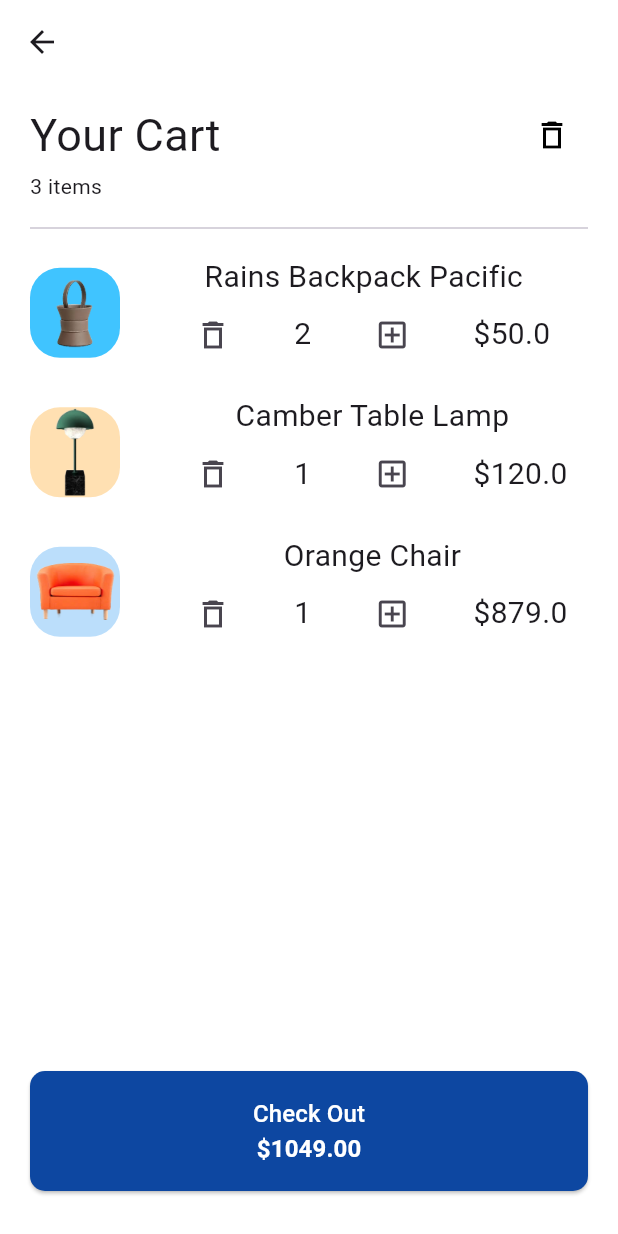
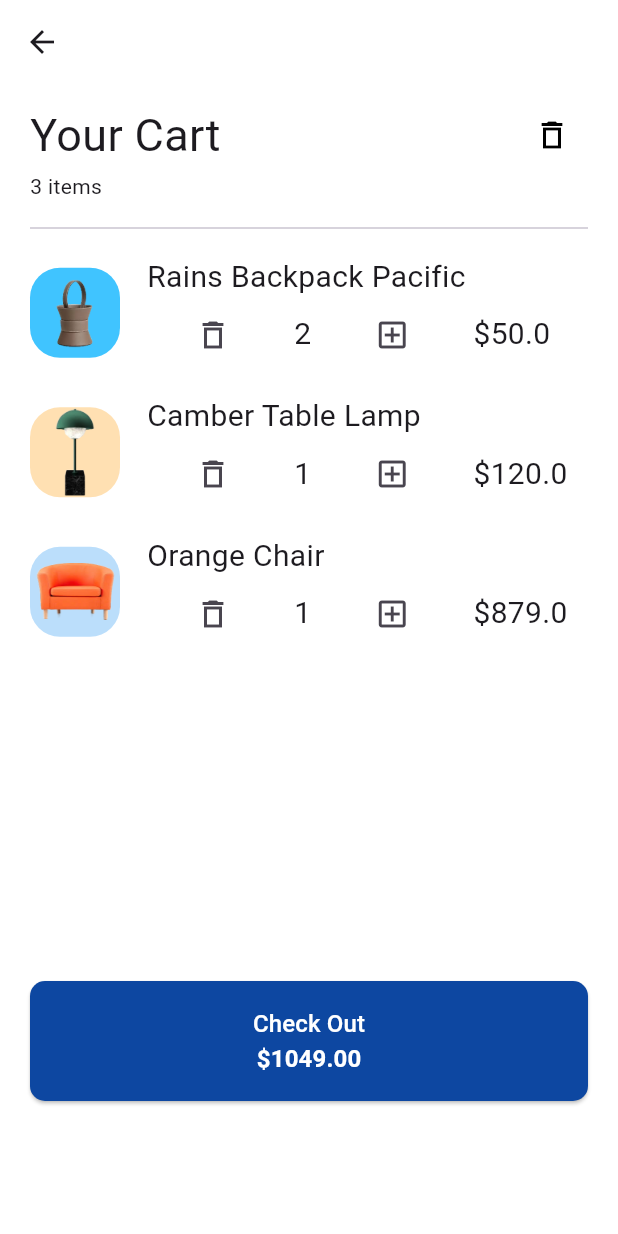
Before and after one commit to OtabekNuriddinov/shopping, a Flutter app: the YourCart screen opened directly, after a tap on the "add box" icon, on a phone screen of 412 x 824 dp. Run offline on Flutter 3.47's test engine with Material 3 defaults, Android fonts, the phone set to English and light mode, and no system bars.

Commit message:
[02] buttonlar joyiga ozgina o'zgartirish kirittim

```diff
--- a/lib/core/components/my_cart_widget.dart
+++ b/lib/core/components/my_cart_widget.dart
@@ -1,4 +1,3 @@
-
 import 'package:flutter/material.dart';
 
 class MyCartWidget extends StatelessWidget {
@@ -33,7 +32,7 @@ class MyCartWidget extends StatelessWidget {
           decoration: BoxDecoration(
             image: DecorationImage(
               fit: BoxFit.fill,
-                image: AssetImage(image),
+              image: AssetImage(image),
             ),
             color: color,
             borderRadius: BorderRadius.circular(20),
@@ -41,10 +40,11 @@ class MyCartWidget extends StatelessWidget {
         ),
         SizedBox(width: 8),
         Padding(
-          padding: const EdgeInsets.only(left: 10),
+          padding: EdgeInsets.only(left: 10),
           child: Column(
             mainAxisSize: MainAxisSize.min,
             mainAxisAlignment: MainAxisAlignment.start,
+            crossAxisAlignment: CrossAxisAlignment.start,
             children: [
               Text(
                 name,
--- a/lib/main.dart
+++ b/lib/main.dart
@@ -1,6 +1,4 @@
 import 'package:flutter/cupertino.dart';
 import 'package:shoppin/app.dart';
 
-void main(){
-  runApp(Shopin());
-}
+void main() => runApp(Shopin());
--- a/lib/screen/your_cart.dart
+++ b/lib/screen/your_cart.dart
@@ -1,8 +1,8 @@
 import 'package:flutter/material.dart';
-import 'package:shoppin/core/theme/strings.dart';
-import 'package:shoppin/core/utils/alert_dialog.dart';
-import 'package:shoppin/screen/empty_cart.dart';
-import 'package:shoppin/servis/app_service.dart';
+import '/core/theme/strings.dart';
+import '/core/utils/alert_dialog.dart';
+import '/screen/empty_cart.dart';
+import '/servis/app_service.dart';
 
 import '../core/components/my_cart_widget.dart';
 import '../core/theme/colors.dart';
@@ -136,7 +136,7 @@ class _YourCartState extends State<YourCart> {
             ),
             // Add checkout button here if needed
             Padding(
-              padding: const EdgeInsets.only(bottom: 20),
+              padding: const EdgeInsets.only(bottom: 80),
               child: ElevatedButton(
                 onPressed: () {},
                 style: ElevatedButton.styleFrom(
--- a/lib/servis/app_service.dart
+++ b/lib/servis/app_service.dart
@@ -3,8 +3,12 @@ import 'package:shoppin/models/cart_model.dart';
 
 class CartService {
 
+  CartService._();
+  static final CartService _singleton = CartService._();
+  factory CartService() => _singleton;
+
+
   final List<CartModel> _cartItems = [];
-
   List<CartModel> get cartItems => _cartItems;
 
   void initCartItems() {
@@ -20,7 +24,6 @@ class CartService {
             price: 25.00
         )
     );
-
     _cartItems.add(
         CartModel(
             image: "assets/images/table_lamp.png",
@@ -48,12 +51,12 @@ class CartService {
     );
   }
 
-  String get totalPrice {
+  String get totalPrice{
     double total = 0;
-    for (var item in _cartItems) {
-      total += item.price * item.quantity;
+    for(var item in _cartItems){
+      total += item.quantity * item.price;
     }
-    return '\$${total.toStringAsFixed(2)}';
+    return "\$${total.toStringAsFixed(2)}";
   }
 
   void addItem(CartModel item) {
@@ -66,9 +69,9 @@ class CartService {
     }
   }
 
-  void incrementQuantity(String name) {
-    final index = _cartItems.indexWhere((element) => element.name == name);
-    if (index >= 0) {
+  void incrementQuantity(String name){
+    final index = _cartItems.indexWhere((item)=>item.name == name);
+    if(index>=0){
       final item = _cartItems[index];
       final updatedItem = CartModel(
           image: item.image,
@@ -84,9 +87,9 @@ class CartService {
     }
   }
 
-  void decrementQuantity(String name) {
-    final index = _cartItems.indexWhere((element) => element.name == name);
-    if (index >= 0 && _cartItems[index].quantity > 1) {
+  void decrementQuantity(String name){
+    final index = _cartItems.indexWhere((item)=>item.name == name);
+    if(index>=0 && _cartItems[index].quantity>1){
       final item = _cartItems[index];
       final updatedItem = CartModel(
           image: item.image,
@@ -102,8 +105,8 @@ class CartService {
     }
   }
 
-  void removeItem(String name) {
-    _cartItems.removeWhere((element) => element.name == name);
+  void removeItem(String name){
+    _cartItems.removeWhere((item)=>name==item.name);
   }
 
   void clearCart() {
```
Lines whose indentation alone changed are shown as unchanged.
